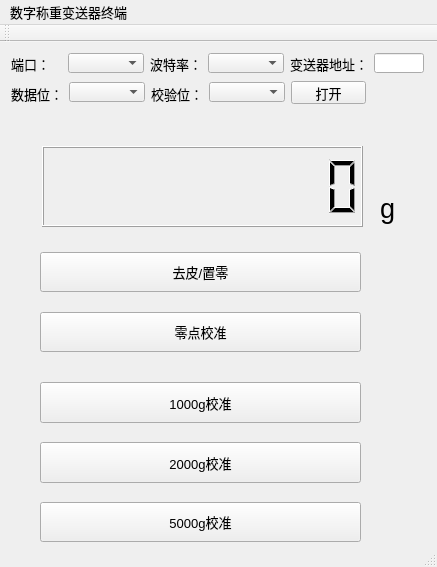
Qt form dgt/mainwindow.ui (wkxboot/qt_dgt_visual_terminal) before a commit.
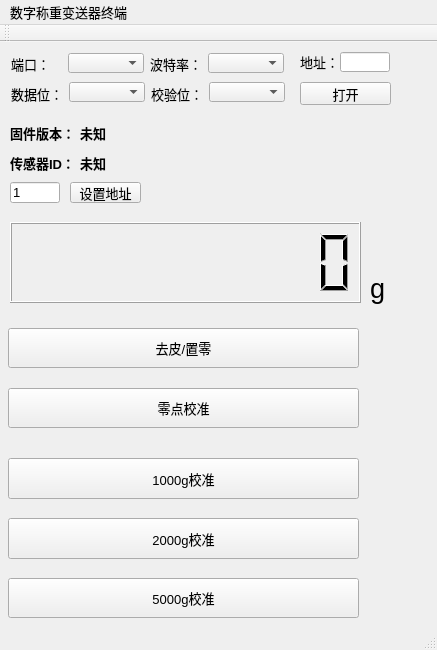
The same form after that commit.

Commit message: 1.重构代码 优化逻辑 2.增加固件版本/传感器id/设置地址等功能

Patch:
```diff
--- a/dgt/mainwindow.ui
+++ b/dgt/mainwindow.ui
@@ -7,7 +7,7 @@
     <x>0</x>
     <y>0</y>
     <width>437</width>
-    <height>567</height>
+    <height>650</height>
    </rect>
   </property>
   <property name="sizePolicy">
@@ -19,13 +19,13 @@
   <property name="minimumSize">
    <size>
     <width>437</width>
-    <height>567</height>
+    <height>650</height>
    </size>
   </property>
   <property name="maximumSize">
    <size>
     <width>437</width>
-    <height>567</height>
+    <height>650</height>
    </size>
   </property>
   <property name="font">
@@ -40,9 +40,9 @@
    <widget class="QPushButton" name="calibration_zero_button">
     <property name="geometry">
      <rect>
-      <x>40</x>
-      <y>270</y>
-      <width>321</width>
+      <x>8</x>
+      <y>346</y>
+      <width>351</width>
       <height>40</height>
      </rect>
     </property>
@@ -65,8 +65,8 @@
    <widget class="QLabel" name="label_3">
     <property name="geometry">
      <rect>
-      <x>380</x>
-      <y>150</y>
+      <x>370</x>
+      <y>230</y>
       <width>16</width>
       <height>32</height>
      </rect>
@@ -99,9 +99,9 @@
    <widget class="QPushButton" name="calibration_1000_button">
     <property name="geometry">
      <rect>
-      <x>40</x>
-      <y>340</y>
-      <width>321</width>
+      <x>8</x>
+      <y>416</y>
+      <width>351</width>
       <height>41</height>
      </rect>
     </property>
@@ -118,9 +118,9 @@
    <widget class="QPushButton" name="remove_tare_button">
     <property name="geometry">
      <rect>
-      <x>40</x>
-      <y>210</y>
-      <width>321</width>
+      <x>8</x>
+      <y>286</y>
+      <width>351</width>
       <height>40</height>
      </rect>
     </property>
@@ -146,9 +146,9 @@
     </property>
     <property name="geometry">
      <rect>
-      <x>40</x>
-      <y>400</y>
-      <width>321</width>
+      <x>8</x>
+      <y>476</y>
+      <width>351</width>
       <height>41</height>
      </rect>
     </property>
@@ -171,9 +171,9 @@
    <widget class="QPushButton" name="calibration_5000_button">
     <property name="geometry">
      <rect>
-      <x>40</x>
-      <y>460</y>
-      <width>321</width>
+      <x>8</x>
+      <y>536</y>
+      <width>351</width>
       <height>40</height>
      </rect>
     </property>
@@ -190,9 +190,9 @@
    <widget class="QLCDNumber" name="weight_display">
     <property name="geometry">
      <rect>
-      <x>42</x>
-      <y>104</y>
-      <width>321</width>
+      <x>10</x>
+      <y>180</y>
+      <width>351</width>
       <height>81</height>
      </rect>
     </property>
@@ -276,9 +276,9 @@
    <widget class="QPushButton" name="open">
     <property name="geometry">
      <rect>
-      <x>291</x>
-      <y>39</y>
-      <width>75</width>
+      <x>300</x>
+      <y>40</y>
+      <width>91</width>
       <height>23</height>
      </rect>
     </property>
@@ -368,8 +368,8 @@
    <widget class="QLineEdit" name="addr_input">
     <property name="geometry">
      <rect>
-      <x>374</x>
-      <y>11</y>
+      <x>340</x>
+      <y>10</y>
       <width>50</width>
       <height>20</height>
      </rect>
@@ -399,10 +399,10 @@
    <widget class="QLabel" name="label_4">
     <property name="geometry">
      <rect>
-      <x>290</x>
-      <y>14</y>
-      <width>78</width>
-      <height>16</height>
+      <x>300</x>
+      <y>10</y>
+      <width>41</width>
+      <height>20</height>
      </rect>
     </property>
     <property name="sizePolicy">
@@ -412,7 +412,130 @@
      </sizepolicy>
     </property>
     <property name="text">
-     <string>变送器地址：</string>
+     <string>地址：</string>
+    </property>
+   </widget>
+   <widget class="QPushButton" name="set_addr_button">
+    <property name="geometry">
+     <rect>
+      <x>70</x>
+      <y>140</y>
+      <width>71</width>
+      <height>21</height>
+     </rect>
+    </property>
+    <property name="text">
+     <string>设置地址</string>
+    </property>
+   </widget>
+   <widget class="QLabel" name="fw_version">
+    <property name="geometry">
+     <rect>
+      <x>10</x>
+      <y>80</y>
+      <width>71</width>
+      <height>21</height>
+     </rect>
+    </property>
+    <property name="font">
+     <font>
+      <weight>75</weight>
+      <bold>true</bold>
+     </font>
+    </property>
+    <property name="text">
+     <string>固件版本：</string>
+    </property>
+   </widget>
+   <widget class="QLabel" name="fw_version_display">
+    <property name="geometry">
+     <rect>
+      <x>80</x>
+      <y>80</y>
+      <width>101</width>
+      <height>21</height>
+     </rect>
+    </property>
+    <property name="font">
+     <font>
+      <weight>75</weight>
+      <bold>true</bold>
+     </font>
+    </property>
+    <property name="text">
+     <string>未知</string>
+    </property>
+   </widget>
+   <widget class="QLineEdit" name="addr_input_setting">
+    <property name="geometry">
+     <rect>
+      <x>10</x>
+      <y>140</y>
+      <width>50</width>
+      <height>21</height>
+     </rect>
+    </property>
+    <property name="sizePolicy">
+     <sizepolicy hsizetype="Fixed" vsizetype="Fixed">
+      <horstretch>0</horstretch>
+      <verstretch>0</verstretch>
+     </sizepolicy>
+    </property>
+    <property name="minimumSize">
+     <size>
+      <width>50</width>
+      <height>0</height>
+     </size>
+    </property>
+    <property name="maximumSize">
+     <size>
+      <width>50</width>
+      <height>16777215</height>
+     </size>
+    </property>
+    <property name="text">
+     <string>1</string>
+    </property>
+    <property name="maxLength">
+     <number>3</number>
+    </property>
+   </widget>
+   <widget class="QLabel" name="sensor_id_display">
+    <property name="geometry">
+     <rect>
+      <x>80</x>
+      <y>110</y>
+      <width>101</width>
+      <height>21</height>
+     </rect>
+    </property>
+    <property name="font">
+     <font>
+      <weight>75</weight>
+      <bold>true</bold>
+     </font>
+    </property>
+    <property name="text">
+     <string>未知</string>
+    </property>
+   </widget>
+   <widget class="QLabel" name="sensor_id">
+    <property name="geometry">
+     <rect>
+      <x>10</x>
+      <y>110</y>
+      <width>71</width>
+      <height>21</height>
+     </rect>
+    </property>
+    <property name="font">
+     <font>
+      <weight>75</weight>
+      <bold>true</bold>
+     </font>
+    </property>
+    <property name="text">
+     <string>传感器ID：</string>
     </property>
    </widget>
   </widget>
```
Left out of the diff: 2 changed lines with no effect on the pictures. The commit also changes 11 other files.
